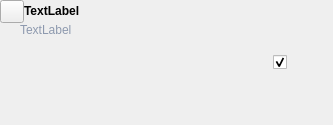
Qt form ui/beat_widget.ui (zkovari/plotlyst) before a commit.
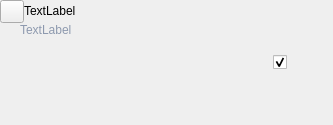
The same form after that commit. Custom widgets are drawn as their Qt base class.

Commit message: Remove font properties from some UI files

Patch:
```diff
--- a/ui/beat_widget.ui
+++ b/ui/beat_widget.ui
@@ -57,12 +57,6 @@
            <verstretch>0</verstretch>
           </sizepolicy>
          </property>
-         <property name="font">
-          <font>
-           <weight>75</weight>
-           <bold>true</bold>
-          </font>
-         </property>
          <property name="autoFillBackground">
           <bool>true</bool>
          </property>
```
The commit also changes 7 other files.
